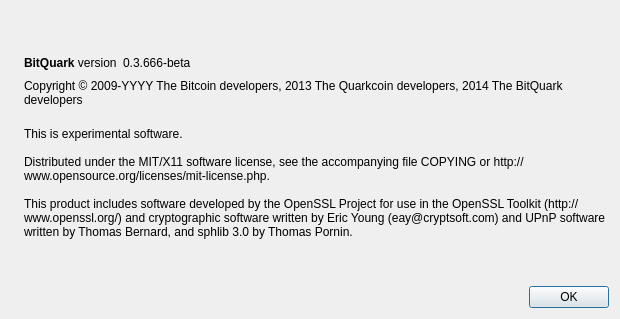
bitquarkcoin/BitQuark, file src/qt/forms/aboutdialog.ui: the form before one commit.
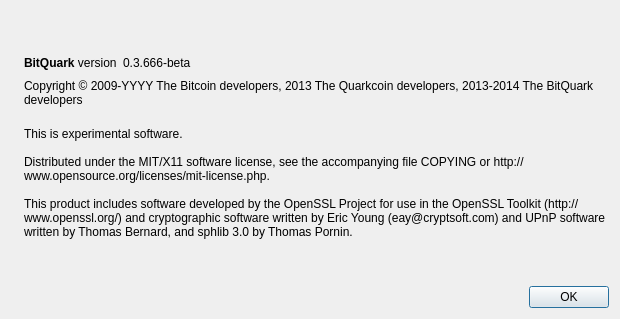
The form after the commit. Icons and pictures are not drawn.

Commit message:
BitQuark-0.8.3.8r15
BitQuark-0.8.3.8r15

Diff of the .ui file:
```diff
--- a/src/qt/forms/aboutdialog.ui
+++ b/src/qt/forms/aboutdialog.ui
@@ -91,7 +91,7 @@
         <cursorShape>IBeamCursor</cursorShape>
        </property>
        <property name="text">
-        <string notr="true">Copyright &amp;copy; 2009-YYYY The Bitcoin developers, 2013 The Quarkcoin developers, 2014 The BitQuark developers</string>
+        <string notr="true">Copyright &amp;copy; 2009-YYYY The Bitcoin developers, 2013 The Quarkcoin developers, 2013-2014 The BitQuark developers</string>
        </property>
        <property name="textFormat">
         <enum>Qt::RichText</enum>
```
Lines whose indentation alone changed are shown as unchanged. The commit also changes 95 other files.
